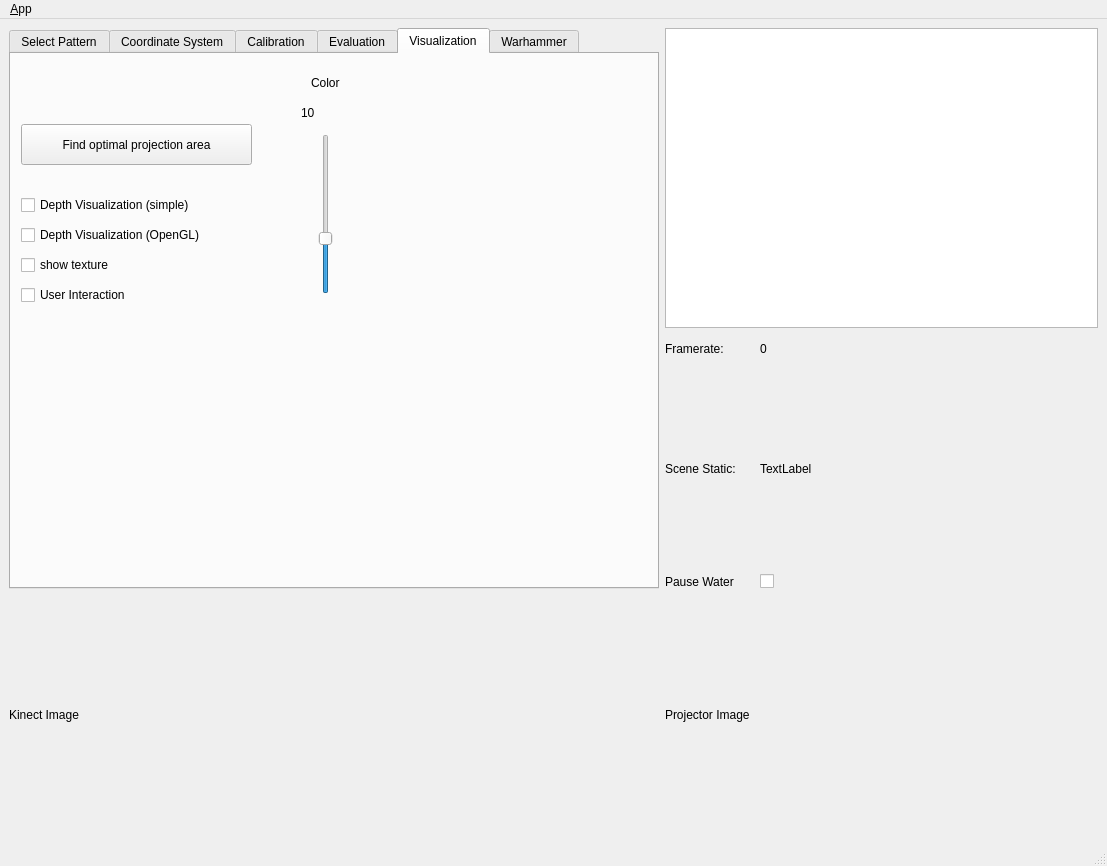
NikolasE/projector_calibration, file ui/main_window.ui: the form before one commit.
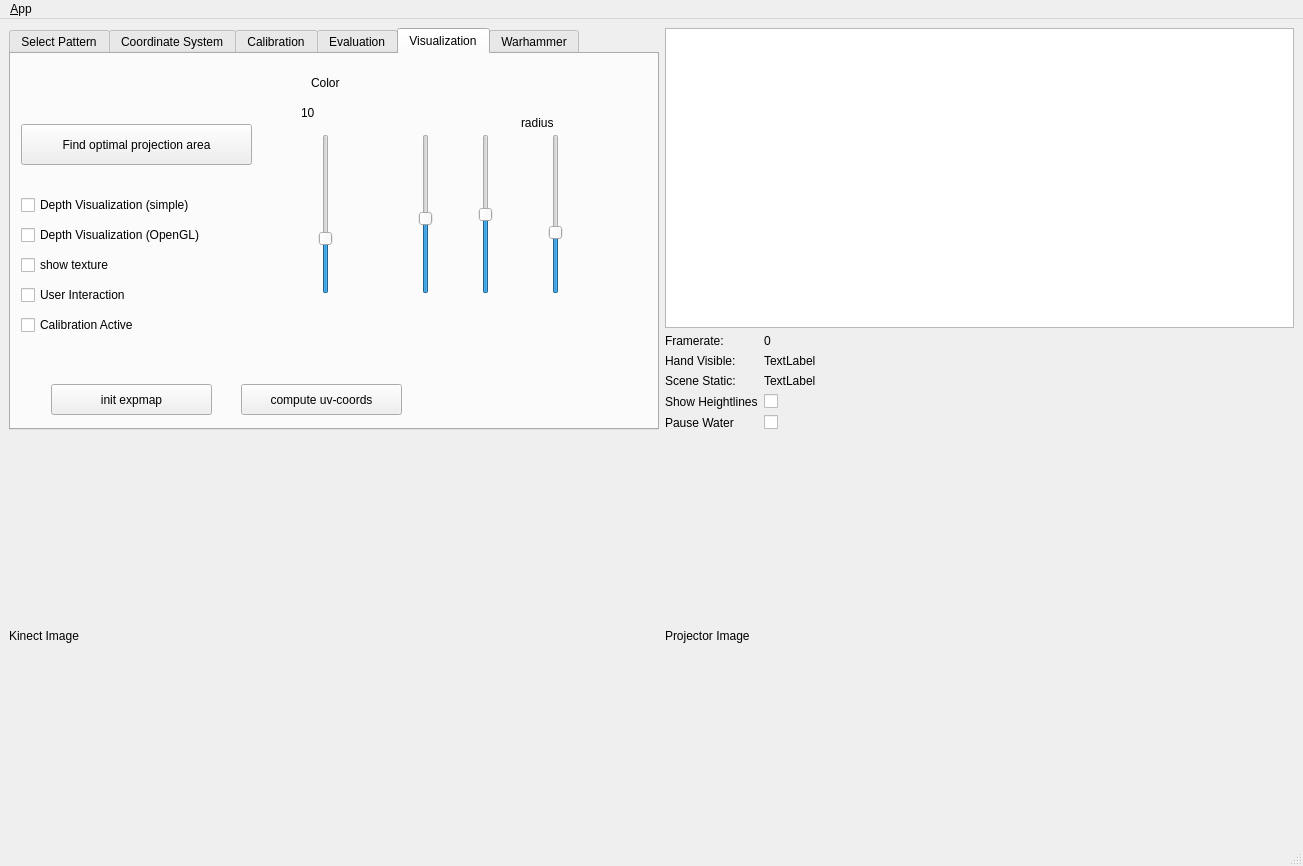
The form after the commit. The open tabs and pages were chosen to show the change. Icons and pictures are not drawn.

Commit message: evaluation version for calibration

The edit to the form file:
```diff
--- a/ui/main_window.ui
+++ b/ui/main_window.ui
@@ -9,7 +9,7 @@
    <rect>
     <x>0</x>
     <y>0</y>
-    <width>1107</width>
+    <width>1303</width>
     <height>866</height>
    </rect>
   </property>
@@ -62,8 +62,8 @@
       </property>
       <property name="maximumSize">
        <size>
-        <width>230</width>
-        <height>240</height>
+        <width>640</width>
+        <height>480</height>
        </size>
       </property>
       <property name="text">
@@ -107,14 +107,14 @@
           </property>
          </widget>
         </item>
-        <item row="1" column="1">
+        <item row="2" column="1">
          <widget class="QLabel" name="label_16">
           <property name="text">
            <string>Scene Static:</string>
           </property>
          </widget>
         </item>
-        <item row="1" column="3">
+        <item row="2" column="3">
          <widget class="QLabel" name="lb_static">
           <property name="text">
            <string>TextLabel</string>
@@ -134,20 +134,48 @@
           </property>
          </widget>
         </item>
-        <item row="2" column="1">
+        <item row="4" column="1">
          <widget class="QLabel" name="label_17">
           <property name="text">
            <string>Pause Water      </string>
           </property>
          </widget>
         </item>
-        <item row="2" column="3">
+        <item row="4" column="3">
          <widget class="QCheckBox" name="cb_water_hold">
           <property name="text">
            <string/>
           </property>
          </widget>
         </item>
+        <item row="3" column="1">
+         <widget class="QLabel" name="label_18">
+          <property name="text">
+           <string>Show Heightlines</string>
+          </property>
+         </widget>
+        </item>
+        <item row="3" column="3">
+         <widget class="QCheckBox" name="cb_showHeightLines">
+          <property name="text">
+           <string/>
+          </property>
+         </widget>
+        </item>
+        <item row="1" column="1">
+         <widget class="QLabel" name="label_19">
+          <property name="text">
+           <string>Hand Visible:</string>
+          </property>
+         </widget>
+        </item>
+        <item row="1" column="3">
+         <widget class="QLabel" name="lb_handvisible">
+          <property name="text">
+           <string>TextLabel</string>
+          </property>
+         </widget>
+        </item>
        </layout>
       </item>
      </layout>
@@ -1036,6 +1064,115 @@
          <string>show texture</string>
         </property>
        </widget>
+       <widget class="QPushButton" name="pushButton_21">
+        <property name="geometry">
+         <rect>
+          <x>40</x>
+          <y>330</y>
+          <width>161</width>
+          <height>31</height>
+         </rect>
+        </property>
+        <property name="text">
+         <string>init expmap</string>
+        </property>
+       </widget>
+       <widget class="QPushButton" name="pushButton_22">
+        <property name="geometry">
+         <rect>
+          <x>230</x>
+          <y>330</y>
+          <width>161</width>
+          <height>31</height>
+         </rect>
+        </property>
+        <property name="text">
+         <string>compute uv-coords</string>
+        </property>
+       </widget>
+       <widget class="QSlider" name="sl_expmap_x">
+        <property name="geometry">
+         <rect>
+          <x>400</x>
+          <y>80</y>
+          <width>29</width>
+          <height>160</height>
+         </rect>
+        </property>
+        <property name="maximum">
+         <number>150</number>
+        </property>
+        <property name="value">
+         <number>70</number>
+        </property>
+        <property name="orientation">
+         <enum>Qt::Vertical</enum>
+        </property>
+       </widget>
+       <widget class="QSlider" name="sl_expmap_y">
+        <property name="geometry">
+         <rect>
+          <x>460</x>
+          <y>80</y>
+          <width>29</width>
+          <height>160</height>
+         </rect>
+        </property>
+        <property name="maximum">
+         <number>100</number>
+        </property>
+        <property name="value">
+         <number>50</number>
+        </property>
+        <property name="orientation">
+         <enum>Qt::Vertical</enum>
+        </property>
+       </widget>
+       <widget class="QSlider" name="sl_expmap_radius">
+        <property name="geometry">
+         <rect>
+          <x>530</x>
+          <y>80</y>
+          <width>29</width>
+          <height>160</height>
+         </rect>
+        </property>
+        <property name="maximum">
+         <number>40</number>
+        </property>
+        <property name="value">
+         <number>15</number>
+        </property>
+        <property name="orientation">
+         <enum>Qt::Vertical</enum>
+        </property>
+       </widget>
+       <widget class="QLabel" name="label_20">
+        <property name="geometry">
+         <rect>
+          <x>510</x>
+          <y>60</y>
+          <width>67</width>
+          <height>17</height>
+         </rect>
+        </property>
+        <property name="text">
+         <string>radius</string>
+        </property>
+       </widget>
+       <widget class="QCheckBox" name="cb_calibration_active">
+        <property name="geometry">
+         <rect>
+          <x>10</x>
+          <y>260</y>
+          <width>181</width>
+          <height>22</height>
+         </rect>
+        </property>
+        <property name="text">
+         <string>Calibration Active</string>
+        </property>
+       </widget>
       </widget>
       <widget class="QWidget" name="Warhammer">
        <attribute name="title">
@@ -1242,7 +1379,7 @@
     <rect>
      <x>0</x>
      <y>0</y>
-     <width>1107</width>
+     <width>1303</width>
      <height>25</height>
     </rect>
    </property>
```
Left out of the diff: 187 changed lines with no effect on the pictures. The commit also changes 17 other files.
